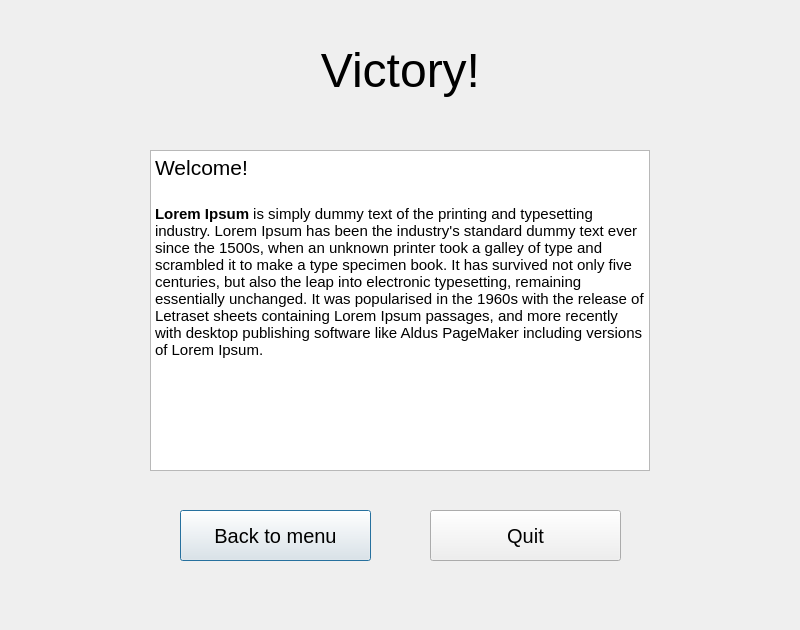
Above: Game/windialog.ui from AntonKaara/course-project-game before the change. Below: the same form after it.
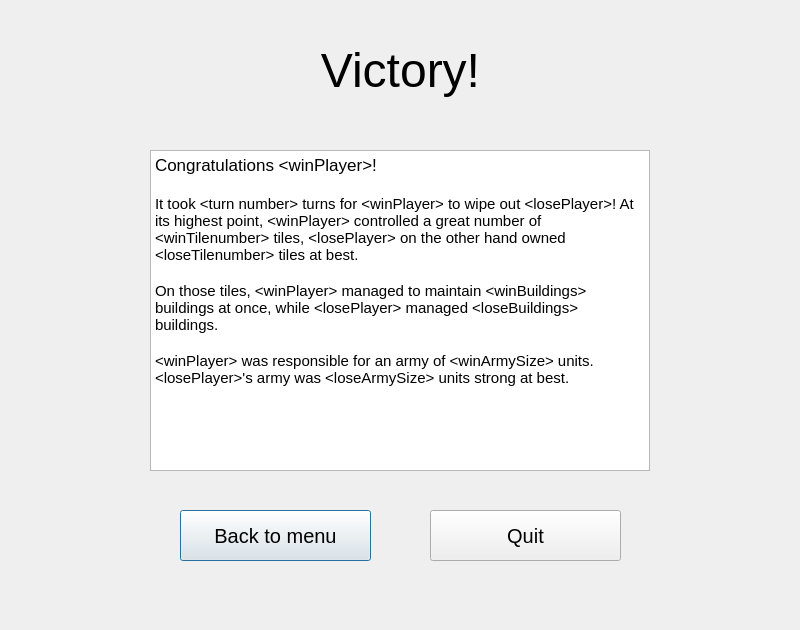
That is the form after the change.

Commit message: Added high score system and updated victory dialog

Diff of the .ui file:
```diff
--- a/Game/windialog.ui
+++ b/Game/windialog.ui
@@ -22,14 +22,23 @@
      <height>321</height>
     </rect>
    </property>
+   <property name="font">
+    <font>
+     <pointsize>13</pointsize>
+    </font>
+   </property>
    <property name="html">
     <string>&lt;!DOCTYPE HTML PUBLIC &quot;-//W3C//DTD HTML 4.0//EN&quot; &quot;http://www.w3.org/TR/REC-html40/strict.dtd&quot;&gt;
 &lt;html&gt;&lt;head&gt;&lt;meta name=&quot;qrichtext&quot; content=&quot;1&quot; /&gt;&lt;style type=&quot;text/css&quot;&gt;
 p, li { white-space: pre-wrap; }
-&lt;/style&gt;&lt;/head&gt;&lt;body style=&quot; font-family:'Ubuntu'; font-size:11pt; font-weight:400; font-style:normal;&quot;&gt;
-&lt;p style=&quot; margin-top:0px; margin-bottom:0px; margin-left:0px; margin-right:0px; -qt-block-indent:0; text-indent:0px;&quot;&gt;&lt;span style=&quot; font-family:'Ubuntu'; font-size:16pt;&quot;&gt;Welcome!&lt;/span&gt;&lt;/p&gt;
-&lt;p style=&quot;-qt-paragraph-type:empty; margin-top:0px; margin-bottom:0px; margin-left:0px; margin-right:0px; -qt-block-indent:0; text-indent:0px; font-family:'Ubuntu'; font-size:16pt;&quot;&gt;&lt;br /&gt;&lt;/p&gt;
-&lt;p style=&quot; margin-top:0px; margin-bottom:0px; margin-left:0px; margin-right:0px; -qt-block-indent:0; text-indent:0px;&quot;&gt;&lt;span style=&quot; font-family:'Ubuntu'; font-weight:600;&quot;&gt;Lorem Ipsum&lt;/span&gt;&lt;span style=&quot; font-family:'Ubuntu';&quot;&gt; is simply dummy text of the printing and typesetting industry. Lorem Ipsum has been the industry's standard dummy text ever since the 1500s, when an unknown printer took a galley of type and scrambled it to make a type specimen book. It has survived not only five centuries, but also the leap into electronic typesetting, remaining essentially unchanged. It was popularised in the 1960s with the release of Letraset sheets containing Lorem Ipsum passages, and more recently with desktop publishing software like Aldus PageMaker including versions of Lorem Ipsum.&lt;/span&gt;&lt;/p&gt;&lt;/body&gt;&lt;/html&gt;</string>
+&lt;/style&gt;&lt;/head&gt;&lt;body style=&quot; font-family:'Ubuntu'; font-size:13pt; font-weight:400; font-style:normal;&quot;&gt;
+&lt;p style=&quot; margin-top:0px; margin-bottom:0px; margin-left:0px; margin-right:0px; -qt-block-indent:0; text-indent:0px;&quot;&gt;&lt;span style=&quot; font-family:'Ubuntu';&quot;&gt;Congratulations &amp;lt;winPlayer&amp;gt;!&lt;/span&gt;&lt;/p&gt;
+&lt;p style=&quot;-qt-paragraph-type:empty; margin-top:0px; margin-bottom:0px; margin-left:0px; margin-right:0px; -qt-block-indent:0; text-indent:0px; font-family:'Ubuntu';&quot;&gt;&lt;br /&gt;&lt;/p&gt;
+&lt;p style=&quot; margin-top:0px; margin-bottom:0px; margin-left:0px; margin-right:0px; -qt-block-indent:0; text-indent:0px;&quot;&gt;&lt;span style=&quot; font-family:'Ubuntu'; font-size:11pt;&quot;&gt;It took &amp;lt;turn number&amp;gt; turns for &amp;lt;winPlayer&amp;gt; to wipe out &amp;lt;losePlayer&amp;gt;! At its highest point, &amp;lt;winPlayer&amp;gt; controlled a great number of &amp;lt;winTilenumber&amp;gt; tiles, &amp;lt;losePlayer&amp;gt; on the other hand owned &amp;lt;loseTilenumber&amp;gt; tiles at best.&lt;/span&gt;&lt;/p&gt;
+&lt;p style=&quot;-qt-paragraph-type:empty; margin-top:0px; margin-bottom:0px; margin-left:0px; margin-right:0px; -qt-block-indent:0; text-indent:0px; font-family:'Ubuntu'; font-size:11pt;&quot;&gt;&lt;br /&gt;&lt;/p&gt;
+&lt;p style=&quot; margin-top:0px; margin-bottom:0px; margin-left:0px; margin-right:0px; -qt-block-indent:0; text-indent:0px;&quot;&gt;&lt;span style=&quot; font-family:'Ubuntu'; font-size:11pt;&quot;&gt;On those tiles, &amp;lt;winPlayer&amp;gt; managed to maintain &amp;lt;winBuildings&amp;gt; buildings at once, while &amp;lt;losePlayer&amp;gt; managed &amp;lt;loseBuildings&amp;gt; buildings.&lt;/span&gt;&lt;/p&gt;
+&lt;p style=&quot;-qt-paragraph-type:empty; margin-top:0px; margin-bottom:0px; margin-left:0px; margin-right:0px; -qt-block-indent:0; text-indent:0px; font-family:'Ubuntu'; font-size:11pt;&quot;&gt;&lt;br /&gt;&lt;/p&gt;
+&lt;p style=&quot; margin-top:0px; margin-bottom:0px; margin-left:0px; margin-right:0px; -qt-block-indent:0; text-indent:0px;&quot;&gt;&lt;span style=&quot; font-family:'Ubuntu'; font-size:11pt;&quot;&gt;&amp;lt;winPlayer&amp;gt; was responsible for an army of &amp;lt;winArmySize&amp;gt; units. &amp;lt;losePlayer&amp;gt;'s army was &amp;lt;loseArmySize&amp;gt; units strong at best.&lt;/span&gt;&lt;/p&gt;&lt;/body&gt;&lt;/html&gt;</string>
    </property>
   </widget>
   <widget class="QPushButton" name="menuButton">
```
The commit also changes 6 other files.
